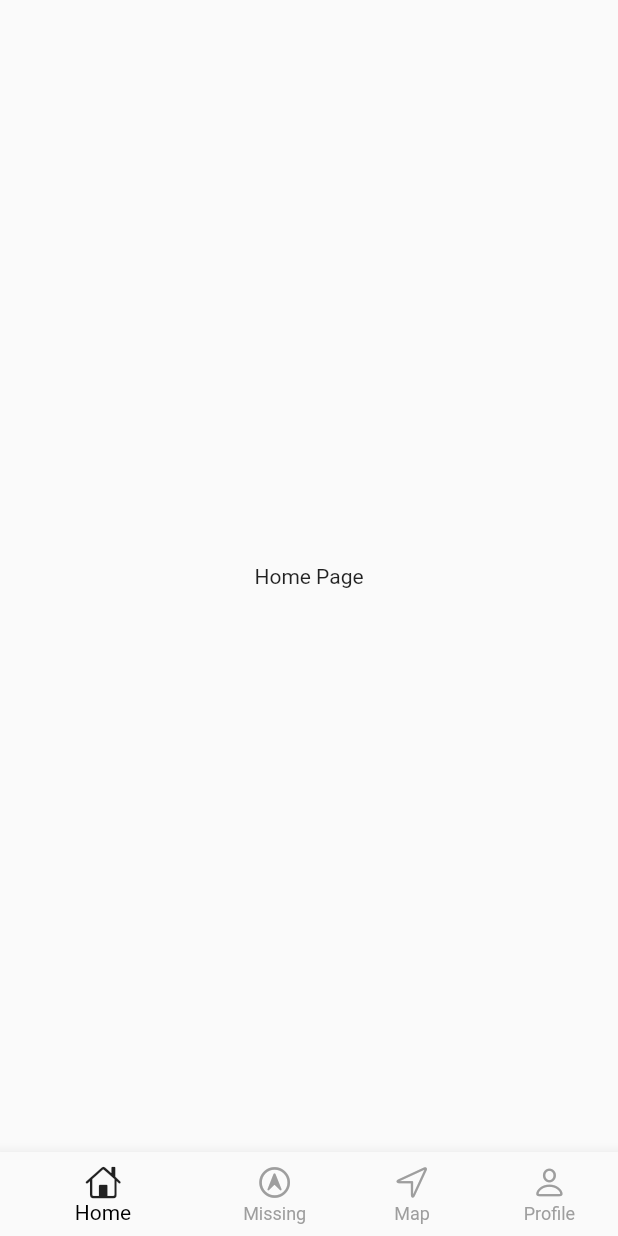
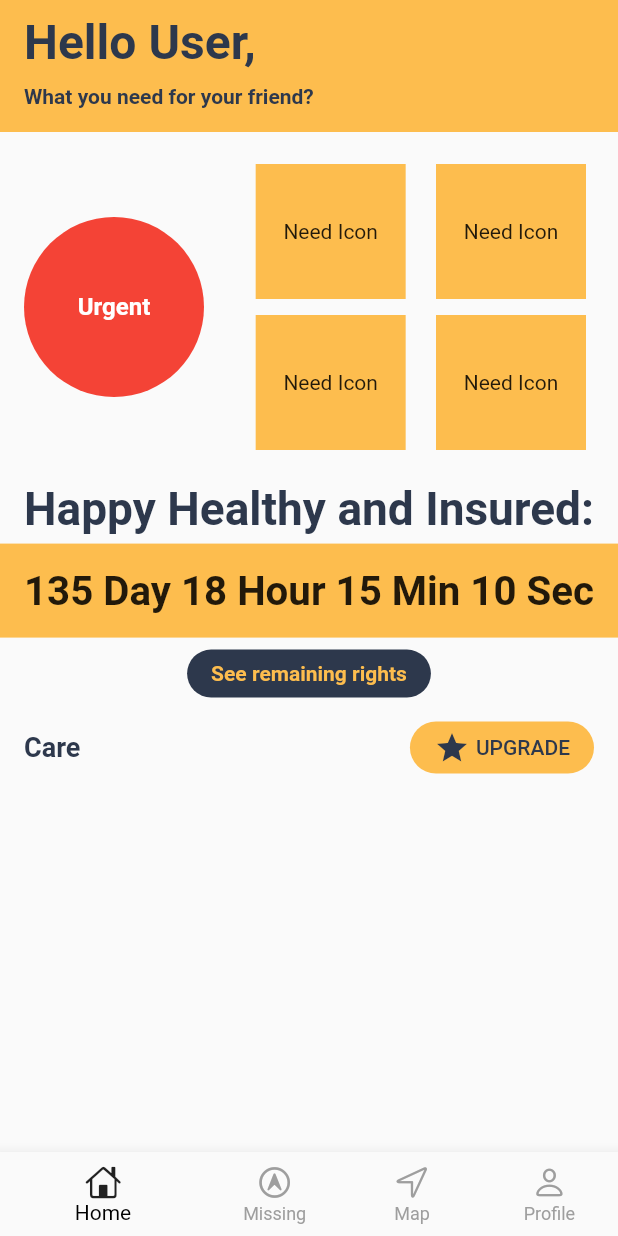
Before and after one commit to askabdulhaseeb/pati-si, a Flutter app: the screen it shows after launch, on a phone screen of 412 x 824 dp. Run offline on Flutter 3.47's test engine with Material 2 defaults, Android fonts, the phone set to English and light mode, and no system bars.

Commit message:
add custom buttons on home page

```diff
--- a/lib/screens/main_screen/pages/home_page.dart
+++ b/lib/screens/main_screen/pages/home_page.dart
@@ -1,12 +1,197 @@
 import 'package:flutter/material.dart';
+import 'package:patisi/widgets/custom_elevated_button.dart';
+import '../../../utilities/utilities.dart';
+import '../../../widgets/custom_circular_text_button.dart';
 
 class HomePage extends StatelessWidget {
   const HomePage({Key? key}) : super(key: key);
 
   @override
   Widget build(BuildContext context) {
-    return const Center(
-      child: Text('Home Page'),
+    return Scaffold(
+      appBar: AppBar(
+        elevation: 0,
+        centerTitle: false,
+        title: Text(
+          'Hello User,',
+          style: TextStyle(
+            color: Theme.of(context).colorScheme.secondary,
+            fontWeight: FontWeight.w700,
+            fontSize: 32,
+          ),
+        ),
+      ),
+      body: Column(
+        crossAxisAlignment: CrossAxisAlignment.start,
+        children: <Widget>[
+          Container(
+            width: double.infinity,
+            padding: EdgeInsets.only(
+              left: Utilities.padding,
+              bottom: Utilities.padding,
+            ),
+            color: Theme.of(context).primaryColor,
+            child: Text(
+              'What you need for your friend?',
+              style: TextStyle(
+                color: Theme.of(context).colorScheme.secondary,
+                fontWeight: FontWeight.bold,
+              ),
+            ),
+          ),
+          _buttons(context),
+          _healthText(context),
+          _timeText(context),
+          const SizedBox(height: 8),
+          CustomCircularTextButtom(text: 'See remaining rights', onTap: () {}),
+          _upgradeButton(context),
+        ],
+      ),
+    );
+  }
+
+  Container _healthText(BuildContext context) {
+    return Container(
+      width: double.infinity,
+      padding: EdgeInsets.only(
+        left: Utilities.padding,
+        bottom: 6,
+        right: Utilities.padding,
+      ),
+      child: FittedBox(
+        child: Text(
+          'Happy Healthy and Insured:',
+          style: TextStyle(
+            color: Theme.of(context).colorScheme.secondary,
+            fontWeight: FontWeight.bold,
+          ),
+        ),
+      ),
+    );
+  }
+
+  Container _timeText(BuildContext context) {
+    return Container(
+      width: double.infinity,
+      color: Theme.of(context).primaryColor,
+      padding: EdgeInsets.all(Utilities.padding),
+      child: const FittedBox(
+        child: Text(
+          '135 Day 18 Hour 15 Min 10 Sec',
+          style: TextStyle(fontWeight: FontWeight.bold),
+        ),
+      ),
+    );
+  }
+
+  Padding _upgradeButton(BuildContext context) {
+    return Padding(
+      padding: EdgeInsets.all(Utilities.padding),
+      child: Row(
+        mainAxisAlignment: MainAxisAlignment.spaceBetween,
+        children: <Widget>[
+          Text(
+            'Care',
+            style: TextStyle(
+              fontSize: 18,
+              fontWeight: FontWeight.w600,
+              color: Theme.of(context).colorScheme.secondary,
+            ),
+          ),
+          CustomElevatedButtom(
+            child: Row(
+              children: <Widget>[
+                Icon(
+                  Icons.star,
+                  color: Theme.of(context).colorScheme.secondary,
+                ),
+                const SizedBox(width: 4),
+                Text(
+                  'UPGRADE',
+                  style: TextStyle(
+                    color: Theme.of(context).colorScheme.secondary,
+                    fontWeight: FontWeight.w500,
+                  ),
+                )
+              ],
+            ),
+            onTap: () {},
+          )
+        ],
+      ),
+    );
+  }
+
+  Padding _buttons(BuildContext context) {
+    return Padding(
+      padding: EdgeInsets.all(Utilities.padding),
+      child: Row(
+        mainAxisAlignment: MainAxisAlignment.spaceBetween,
+        children: <Widget>[
+          InkWell(
+            onTap: () {},
+            splashColor: Colors.blue,
+            borderRadius: BorderRadius.circular(60),
+            child: const CircleAvatar(
+              radius: 60,
+              backgroundColor: Colors.red,
+              child: Text(
+                'Urgent',
+                style:
+                    TextStyle(color: Colors.white, fontWeight: FontWeight.bold),
+              ),
+            ),
+          ),
+          const SizedBox(width: 10),
+          Column(
+            children: <Widget>[
+              _CustomButton(
+                onTap: () {},
+                child: const Text('Need Icon'),
+              ),
+              _CustomButton(
+                onTap: () {},
+                child: const Text('Need Icon'),
+              ),
+            ],
+          ),
+          Column(
+            children: <Widget>[
+              _CustomButton(
+                onTap: () {},
+                child: const Text('Need Icon'),
+              ),
+              _CustomButton(
+                onTap: () {},
+                child: const Text('Need Icon'),
+              ),
+            ],
+          ),
+        ],
+      ),
     );
   }
 }
+
+class _CustomButton extends StatelessWidget {
+  const _CustomButton({required this.onTap, required this.child, Key? key})
+      : super(key: key);
+  final VoidCallback onTap;
+  final Widget child;
+
+  @override
+  Widget build(BuildContext context) {
+    return InkWell(
+      onTap: onTap,
+      child: Container(
+        height: 90,
+        width: 100,
+        padding: EdgeInsets.all(Utilities.padding / 3),
+        margin: EdgeInsets.all(Utilities.padding / 3),
+        alignment: Alignment.center,
+        color: Theme.of(context).primaryColor,
+        child: child,
+      ),
+    );
+  }
+}
--- /dev/null
+++ b/lib/utilities/utilities.dart
@@ -0,0 +1,5 @@
+class Utilities {
+  static double get padding => 16;
+  static double get buttonBorderRadius => 18;
+  static double get searchBorderRadius => 14;
+}
--- /dev/null
+++ b/lib/widgets/custom_circular_text_button.dart
@@ -0,0 +1,46 @@
+import 'package:flutter/material.dart';
+import '../utilities/utilities.dart';
+
+class CustomCircularTextButtom extends StatelessWidget {
+  const CustomCircularTextButtom({
+    required this.text,
+    required this.onTap,
+    this.textColor,
+    this.buttonColor,
+    this.borderRadius,
+    Key? key,
+  }) : super(key: key);
+  final String text;
+  final VoidCallback onTap;
+  final Color? textColor;
+  final Color? buttonColor;
+  final double? borderRadius;
+
+  @override
+  Widget build(BuildContext context) {
+    return Center(
+      child: InkWell(
+        onTap: onTap,
+        child: Container(
+          padding: EdgeInsets.symmetric(
+            vertical: Utilities.padding / 2,
+            horizontal: Utilities.padding,
+          ),
+          decoration: BoxDecoration(
+            color: buttonColor ?? Theme.of(context).colorScheme.secondary,
+            borderRadius: BorderRadius.circular(
+              borderRadius ?? Utilities.buttonBorderRadius,
+            ),
+          ),
+          child: Text(
+            text,
+            style: TextStyle(
+              color: textColor ?? Theme.of(context).colorScheme.primary,
+              fontWeight: FontWeight.bold,
+            ),
+          ),
+        ),
+      ),
+    );
+  }
+}
--- /dev/null
+++ b/lib/widgets/custom_elevated_button.dart
@@ -0,0 +1,40 @@
+import 'package:flutter/material.dart';
+import '../utilities/utilities.dart';
+
+class CustomElevatedButtom extends StatelessWidget {
+  const CustomElevatedButtom({
+    required this.child,
+    required this.onTap,
+    this.textColor,
+    this.buttonColor,
+    this.borderRadius,
+    Key? key,
+  }) : super(key: key);
+  final Widget child;
+  final VoidCallback onTap;
+  final Color? textColor;
+  final Color? buttonColor;
+  final double? borderRadius;
+
+  @override
+  Widget build(BuildContext context) {
+    return Center(
+      child: InkWell(
+        onTap: onTap,
+        child: Container(
+          padding: EdgeInsets.symmetric(
+            vertical: Utilities.padding / 3,
+            horizontal: Utilities.padding,
+          ),
+          decoration: BoxDecoration(
+            color: buttonColor ?? Theme.of(context).colorScheme.primary,
+            borderRadius: BorderRadius.circular(
+              borderRadius ?? Utilities.buttonBorderRadius,
+            ),
+          ),
+          child: child,
+        ),
+      ),
+    );
+  }
+}
```
